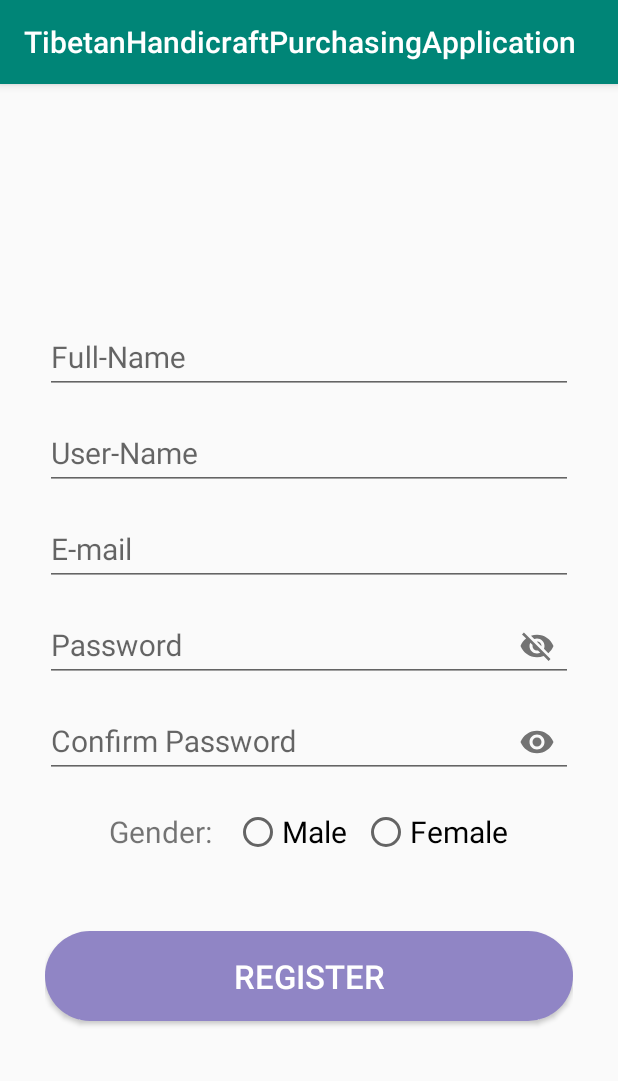
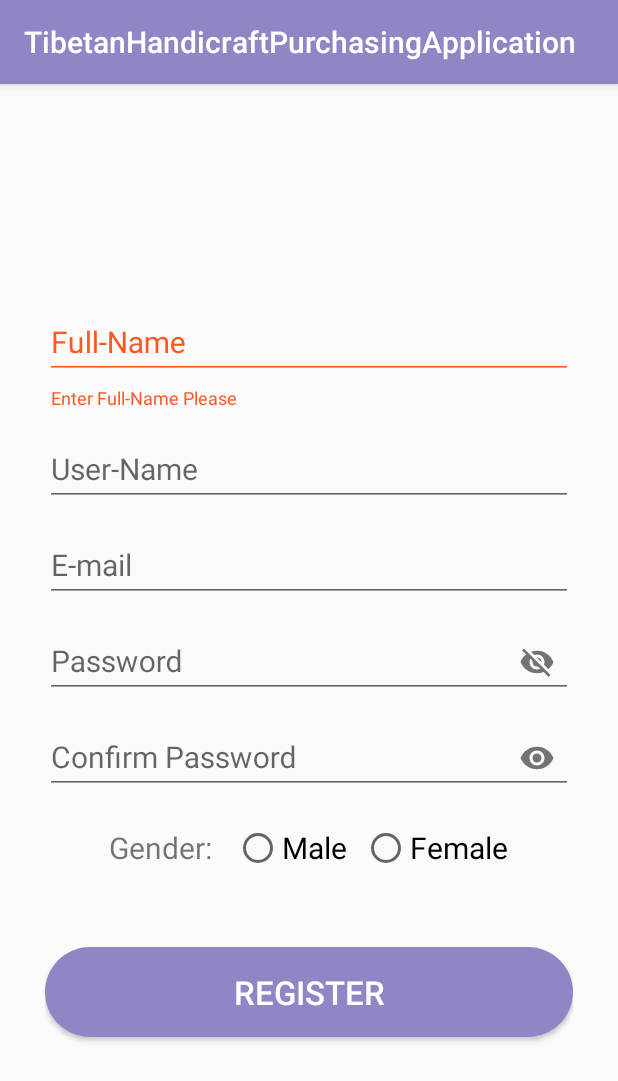
Before and after one commit to ashokbishwokarma96/TibetanHandicraftPurchasingApplication, an Android app: the Register_Form screen opened directly, with no data from a screen before it, after a tap on an icon or button, on a phone screen of 412 x 824 dp. Shown: the top 1081 px of the screen. Run offline under Robolectric (Android 15) with nearby library versions, the phone set to English and light mode, and no system bars; 1 other tap on this screen came first.

Commit message:
Login and signup form validation.

```diff
--- a/app/src/main/java/com/meroapp/tibetanhandicraftpurchasingapplication/Register_Form.java
+++ b/app/src/main/java/com/meroapp/tibetanhandicraftpurchasingapplication/Register_Form.java
@@ -2,13 +2,72 @@ package com.meroapp.tibetanhandicraftpurchasingapplication;
 
 import androidx.appcompat.app.AppCompatActivity;
 
+import android.content.Intent;
 import android.os.Bundle;
+import android.text.TextUtils;
+import android.util.Patterns;
+import android.view.View;
+import android.widget.Button;
+import android.widget.EditText;
+import android.widget.RadioButton;
+import android.widget.RadioGroup;
+import android.widget.Switch;
+import android.widget.Toast;
 
-public class Register_Form extends AppCompatActivity {
+import com.google.android.material.textfield.TextInputLayout;
+
+public class Register_Form extends AppCompatActivity implements View.OnClickListener {
+
+    private TextInputLayout editTextFullName, editTextUserName, editTextEmailRegister, editTextPasswordRegister, editTextConfirmPasswordRegister;
+    private RadioGroup radioGroupGender;
+    private RadioButton radioButtonMale, radioButtonFemale;
+    private Button buttonRegister;
 
     @Override
     protected void onCreate(Bundle savedInstanceState) {
         super.onCreate(savedInstanceState);
         setContentView(R.layout.activity_register__form);
+
+        editTextFullName = findViewById(R.id.editTextFullName);
+        editTextUserName = findViewById(R.id.editTextUserName);
+        editTextEmailRegister = findViewById(R.id.editTextEmailRegister);
+        editTextPasswordRegister = findViewById(R.id.editTextPasswordRegister);
+        editTextConfirmPasswordRegister = findViewById(R.id.editTextConfirmPasswordRegister);
+        radioGroupGender = findViewById(R.id.radioGroupGender);
+        radioButtonMale = findViewById(R.id.radioButtonMale);
+        radioButtonFemale = findViewById(R.id.radioButtonFemale);
+        buttonRegister = findViewById(R.id.buttonRegister);
+
+        buttonRegister.setOnClickListener(this);
+    }
+
+    @Override
+    public void onClick(View view) {
+
+        switch (view.getId()) {
+
+            case R.id.buttonRegister:
+                if (TextUtils.isEmpty(editTextFullName.getEditText().getText())) {
+                    editTextFullName.setError("Enter Full-Name Please");
+                    editTextFullName.requestFocus();
+                } else if (TextUtils.isEmpty(editTextUserName.getEditText().getText())) {
+                    editTextUserName.setError("Enter Username Please");
+                    editTextUserName.requestFocus();
+                } else if (TextUtils.isEmpty(editTextEmailRegister.getEditText().getText())) {
+                    editTextEmailRegister.setError("Enter Email address Please");
+                    editTextEmailRegister.requestFocus();
+                } else if (TextUtils.isEmpty(editTextPasswordRegister.getEditText().getText())) {
+                    editTextPasswordRegister.setError("Enter Password Please");
+                    editTextPasswordRegister.requestFocus();
+                } else if (TextUtils.isEmpty(editTextConfirmPasswordRegister.getEditText().getText())) {
+                    editTextConfirmPasswordRegister.setError("Enter Confirm-Password Please");
+                    editTextConfirmPasswordRegister.requestFocus();
+                }else{
+                    Toast.makeText(this, "Registered", Toast.LENGTH_LONG).show();
+                }
+                break;
+
+
+        }
     }
 }
--- a/app/src/main/res/layout/activity_log_in__form.xml
+++ b/app/src/main/res/layout/activity_log_in__form.xml
@@ -16,6 +16,7 @@
         android:src="@drawable/loginlogo"/>
 
     <com.google.android.material.textfield.TextInputLayout
+        android:id="@+id/editTextEmailLogIn"
         android:layout_width="match_parent"
         android:layout_height="wrap_content"
         android:focusable="true"
@@ -24,11 +25,12 @@
         >
 
         <EditText
+
             android:layout_width="match_parent"
             android:layout_height="wrap_content"
             android:hint="E-mail"
             android:ems="10"
-            android:inputType="text"
+            android:inputType="textEmailAddress"
             android:textSize="20sp"
 
 
@@ -38,6 +40,7 @@
 
     </com.google.android.material.textfield.TextInputLayout>
     <com.google.android.material.textfield.TextInputLayout
+        android:id="@+id/editTextPasswordLogIn"
         android:layout_width="match_parent"
         android:layout_height="wrap_content"
         android:focusable="true"
@@ -58,6 +61,7 @@
             />
     </com.google.android.material.textfield.TextInputLayout>
     <Button
+        android:id="@+id/buttonLoginLogin"
         android:layout_width="match_parent"
         android:layout_height="60dp"
         android:text="Login"
--- a/app/src/main/res/layout/activity_main.xml
+++ b/app/src/main/res/layout/activity_main.xml
@@ -15,7 +15,7 @@
         android:padding="5dp"/>
 
     <Button
-        android:id="@+id/buttonLogIn"
+        android:id="@+id/buttonLogInDashboard"
         android:layout_width="match_parent"
         android:layout_height="wrap_content"
         android:fontFamily="serif"
@@ -25,7 +25,7 @@
         android:text="Log In 'i am already a customer'"/>
 
     <Button
-        android:id="@+id/buttonRegister"
+        android:id="@+id/buttonRegisterDashboard"
         android:layout_width="match_parent"
         android:layout_height="wrap_content"
         android:fontFamily="serif"
--- a/app/src/main/res/layout/activity_register__form.xml
+++ b/app/src/main/res/layout/activity_register__form.xml
@@ -10,6 +10,7 @@
     tools:context=".Register_Form">
 
     <com.google.android.material.textfield.TextInputLayout
+        android:id="@+id/editTextFullName"
         android:layout_width="match_parent"
         android:layout_height="wrap_content"
         android:focusable="true"
@@ -20,6 +21,7 @@
         >
 
         <EditText
+
             android:layout_width="match_parent"
             android:layout_height="wrap_content"
             android:hint="Full-Name"
@@ -30,6 +32,7 @@
     </com.google.android.material.textfield.TextInputLayout>
 
     <com.google.android.material.textfield.TextInputLayout
+        android:id="@+id/editTextUserName"
         android:layout_width="match_parent"
         android:layout_height="wrap_content"
         android:focusable="true"
@@ -40,6 +43,7 @@
         >
 
         <EditText
+
             android:layout_width="match_parent"
             android:layout_height="wrap_content"
             android:hint="User-Name"
@@ -50,6 +54,7 @@
     </com.google.android.material.textfield.TextInputLayout>
 
     <com.google.android.material.textfield.TextInputLayout
+        android:id="@+id/editTextEmailRegister"
         android:layout_width="match_parent"
         android:layout_height="wrap_content"
         android:focusable="true"
@@ -64,12 +69,13 @@
             android:layout_height="wrap_content"
             android:hint="E-mail"
             android:ems="10"
-            android:inputType="text"
+            android:inputType="textEmailAddress"
             android:textSize="20sp"
             />
     </com.google.android.material.textfield.TextInputLayout>
 
     <com.google.android.material.textfield.TextInputLayout
+        android:id="@+id/editTextPasswordRegister"
         android:layout_width="match_parent"
         android:layout_height="wrap_content"
         android:focusable="true"
@@ -81,6 +87,7 @@
         >
 
         <EditText
+
             android:layout_width="match_parent"
             android:layout_height="wrap_content"
             android:hint="Password"
@@ -91,6 +98,7 @@
     </com.google.android.material.textfield.TextInputLayout>
 
     <com.google.android.material.textfield.TextInputLayout
+        android:id="@+id/editTextConfirmPasswordRegister"
         android:layout_width="match_parent"
         android:layout_height="wrap_content"
         android:focusable="true"
@@ -102,6 +110,7 @@
         >
 
         <EditText
+
             android:layout_width="match_parent"
             android:layout_height="wrap_content"
             android:hint="Confirm Password"
@@ -113,6 +122,7 @@
 
 
     <RadioGroup
+        android:id="@+id/radioGroupGender"
         android:layout_width="match_parent"
         android:layout_height="wrap_content"
         android:orientation="horizontal"
@@ -129,6 +139,7 @@
 
 
         <RadioButton
+            android:id="@+id/radioButtonMale"
             android:layout_width="wrap_content"
             android:layout_height="wrap_content"
             android:layout_marginLeft="10dp"
@@ -137,6 +148,7 @@
             />
 
         <RadioButton
+            android:id="@+id/radioButtonFemale"
             android:layout_width="wrap_content"
             android:layout_height="wrap_content"
             android:layout_marginLeft="10dp"
@@ -146,6 +158,7 @@
             />
     </RadioGroup>
     <Button
+        android:id="@+id/buttonRegister"
         android:layout_width="match_parent"
         android:layout_height="60dp"
         android:text="Register"
--- a/app/src/main/res/values/colors.xml
+++ b/app/src/main/res/values/colors.xml
@@ -1,7 +1,7 @@
 <?xml version="1.0" encoding="utf-8"?>
 <resources>
-    <color name="colorPrimary">#008577</color>
-    <color name="colorPrimaryDark">#00574B</color>
+    <color name="colorPrimary">#9085C5</color>
+    <color name="colorPrimaryDark">#9085C5</color>
     <color name="colorAccent">#D81B60</color>
     <color name="blue">#9085C5</color>
 </resources>
```
Also changed, not shown: app/src/main/java/com/meroapp/tibetanhandicraftpurchasingapplication/DashboardActivity.java (+7 -7 lines), app/src/main/java/com/meroapp/tibetanhandicraftpurchasingapplication/LogIn_Form.java (+37 -1 lines).
